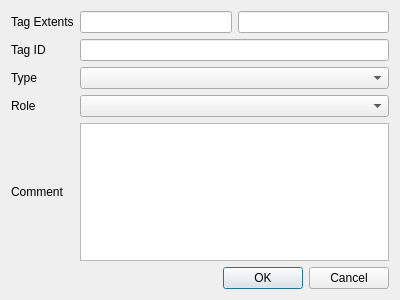
The window that tagdialog.ui (chrrrisw/hanalyse) describes before a commit, drawn with Qt 5.
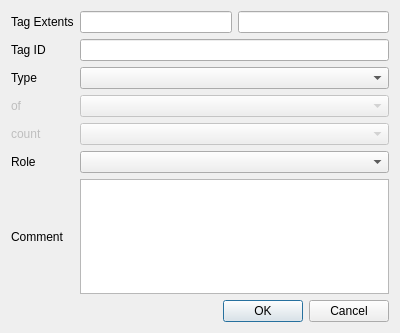
The same window after the commit.

Patch:
```diff
--- a/tagdialog.ui
+++ b/tagdialog.ui
@@ -7,13 +7,20 @@
     <x>0</x>
     <y>0</y>
     <width>400</width>
-    <height>300</height>
+    <height>333</height>
    </rect>
   </property>
   <property name="windowTitle">
    <string>Dialog</string>
   </property>
   <layout class="QGridLayout" name="gridLayout">
+   <item row="3" column="1" colspan="2">
+    <widget class="QComboBox" name="of_combobox">
+     <property name="enabled">
+      <bool>false</bool>
+     </property>
+    </widget>
+   </item>
    <item row="0" column="0">
     <widget class="QLabel" name="extents_label">
      <property name="text">
@@ -35,7 +42,7 @@
      </property>
     </widget>
    </item>
-   <item row="5" column="0">
+   <item row="7" column="0">
     <spacer name="verticalSpacer">
      <property name="orientation">
       <enum>Qt::Vertical</enum>
@@ -48,27 +55,33 @@
      </property>
     </spacer>
    </item>
-   <item row="3" column="0">
+   <item row="5" column="0">
     <widget class="QLabel" name="role_label">
      <property name="text">
       <string>Role</string>
      </property>
     </widget>
    </item>
-   <item row="4" column="0">
+   <item row="6" column="0">
     <widget class="QLabel" name="comment_label">
      <property name="text">
       <string>Comment</string>
      </property>
     </widget>
    </item>
-   <item row="0" column="1">
-    <widget class="QLineEdit" name="extents_start_lineedit"/>
-   </item>
    <item row="0" column="2">
     <widget class="QLineEdit" name="extents_end_lineedit"/>
    </item>
-   <item row="6" column="0" colspan="3">
+   <item row="0" column="1">
+    <widget class="QLineEdit" name="extents_start_lineedit"/>
+   </item>
+   <item row="1" column="1" colspan="2">
+    <widget class="QLineEdit" name="tag_lineedit"/>
+   </item>
+   <item row="6" column="1" colspan="2">
+    <widget class="QTextEdit" name="comment_textedit"/>
+   </item>
+   <item row="8" column="0" colspan="3">
     <widget class="QDialogButtonBox" name="buttonBox">
      <property name="orientation">
       <enum>Qt::Horizontal</enum>
@@ -78,17 +91,38 @@
      </property>
     </widget>
    </item>
-   <item row="1" column="1" colspan="2">
-    <widget class="QLineEdit" name="tag_lineedit"/>
-   </item>
-   <item row="4" column="1" colspan="2">
-    <widget class="QTextEdit" name="comment_textedit"/>
-   </item>
-   <item row="3" column="1" colspan="2">
-    <widget class="QComboBox" name="role_combo"/>
+   <item row="5" column="1" colspan="2">
+    <widget class="QComboBox" name="role_combobox"/>
    </item>
    <item row="2" column="1" colspan="2">
-    <widget class="QComboBox" name="type_combobox"/>
+    <widget class="QComboBox" name="typeComboBox"/>
+   </item>
+   <item row="3" column="0">
+    <widget class="QLabel" name="of_label">
+     <property name="enabled">
+      <bool>false</bool>
+     </property>
+     <property name="text">
+      <string>of</string>
+     </property>
+    </widget>
+   </item>
+   <item row="4" column="0">
+    <widget class="QLabel" name="count_label">
+     <property name="enabled">
+      <bool>false</bool>
+     </property>
+     <property name="text">
+      <string>count</string>
+     </property>
+    </widget>
+   </item>
+   <item row="4" column="1" colspan="2">
+    <widget class="QComboBox" name="countComboBox">
+     <property name="enabled">
+      <bool>false</bool>
+     </property>
+    </widget>
    </item>
   </layout>
  </widget>
```
